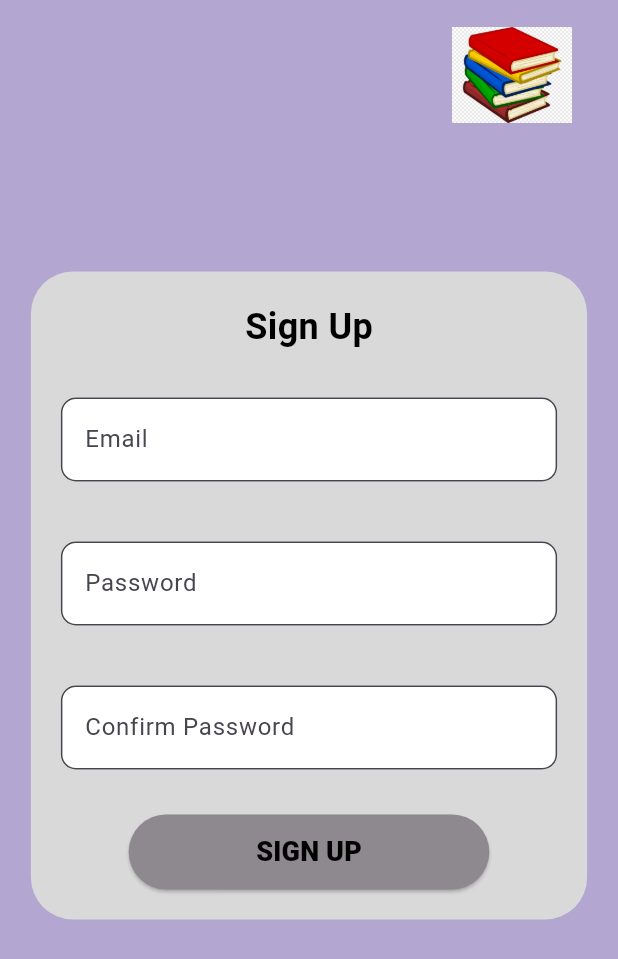
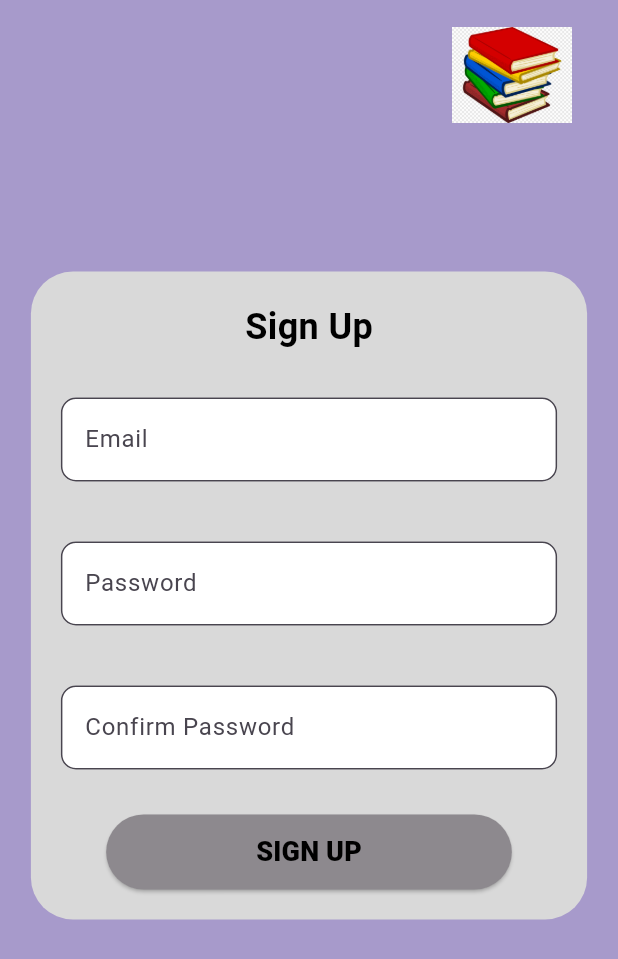
Before and after one commit to nidhimn0408/BOOK_BUDDY, a Flutter app: the screen it shows after launch, after a tap on "Create New Account", on a phone screen of 412 x 824 dp. Shown: the top 959 px of the screen. Run offline on Flutter 3.47's test engine with Material 3 defaults, Android fonts, the phone set to English and light mode, and no system bars; our stand-ins replace cloud_firestore, curved_navigation_bar, file_picker, firebase_auth, firebase_core, firebase_storage and 6 more; missing offline and left inert: syncfusion_flutter_pdfviewer; accounts and stored records are empty.

Commit message:
color and login page color

```diff
--- a/lib/BookDetails/BookDetails.dart
+++ b/lib/BookDetails/BookDetails.dart
@@ -21,7 +21,7 @@ class _BookDetailsState extends State<BookDetails> {
           children: [
             Container(
               padding: const EdgeInsets.all(20),
-              color: primaryColor,
+              color: const Color(0xCB664FA4),
               child: Row(
                 children: [
                   Expanded(
--- a/lib/login/login.dart
+++ b/lib/login/login.dart
@@ -63,7 +63,7 @@ class _LoginPageState extends State<LoginPage> {
   @override
   Widget build(BuildContext context) {
     return Scaffold(
-      backgroundColor: const Color(0xFFD3AFE0),
+      backgroundColor: const Color(0x93664FA4),
       body: Center(
         child: SingleChildScrollView(
           child: ConstrainedBox(
@@ -99,6 +99,7 @@ class _LoginPageState extends State<LoginPage> {
                             const Text(
                               'Book Buddy',
                               style: TextStyle(
+                                // fontFamily: ('Inter'),
                                 fontSize: 40.0,
                                 fontWeight: FontWeight.bold,
                                 color: Colors.deepPurple,
@@ -108,7 +109,7 @@ class _LoginPageState extends State<LoginPage> {
                             const Text(
                               'Log In',
                               style: TextStyle(
-                                fontSize: 18.0,
+                                fontSize: 24.0,
                                 fontWeight: FontWeight.bold,
                                 color: Colors.black,
                               ),
@@ -146,12 +147,30 @@ class _LoginPageState extends State<LoginPage> {
                               ),
                             ),
                             const SizedBox(height: 20.0),
+
                             ElevatedButton(
                               onPressed: () {
                                 // Implement your login logic here
                                 login();
                               },
-                              child: const Text('Log In'),
+                              style: ElevatedButton.styleFrom(
+                                backgroundColor: const Color(0xFF8D898E),
+                                padding: const EdgeInsets.symmetric(
+                                  vertical: 12.0,
+                                  horizontal: 108.0,
+                                ),
+                                shape: RoundedRectangleBorder(
+                                  borderRadius: BorderRadius.circular(50.0),
+                                ),
+                              ),
+                              child: const Text(
+                                  'Log In',
+                              style: TextStyle(
+                                color: Colors.black,
+                                fontWeight: FontWeight.w800,
+                                fontSize: 22.0,
+                              ),
+                            ),
                             ),
                             const SizedBox(height: 10.0),
                             TextButton(
@@ -164,7 +183,7 @@ class _LoginPageState extends State<LoginPage> {
                               },
                               child: const Text(
                                 'Create New Account',
-                                style: TextStyle(fontSize: 14.0),
+                                style: TextStyle(fontSize: 18.0),
                               ),
                             ),
                           ],
--- a/lib/signup/signup.dart
+++ b/lib/signup/signup.dart
@@ -97,7 +97,7 @@ class _SignUpState extends State<SignUp> {
   @override
   Widget build(BuildContext context) {
     return Scaffold(
-      backgroundColor: Theme.of(context).colorScheme.primary.withOpacity(0.5),
+      backgroundColor: const Color(0x93664FA4),
       body: Center(
         child: SingleChildScrollView(
           child: ConstrainedBox(
@@ -195,7 +195,7 @@ class _SignUpState extends State<SignUp> {
                                 backgroundColor: const Color(0xFF8D898E),
                                 padding: const EdgeInsets.symmetric(
                                   vertical: 12.0,
-                                  horizontal: 85.0,
+                                  horizontal: 100.0,
                                 ),
                                 shape: RoundedRectangleBorder(
                                   borderRadius: BorderRadius.circular(50.0),
--- a/pubspec.yaml
+++ b/pubspec.yaml
@@ -94,6 +94,10 @@ flutter:
   # "family" key with the font family name, and a "fonts" key with a
   # list giving the asset and other descriptors for the font. For
   # example:
+#  fonts:
+#    - family: Inter
+#      fonts:
+#        - asset: assets/fonts/Inter-VariableFont_slnt,wght.ttf
   # fonts:
   #   - family: Schyler
   #     fonts:
```
